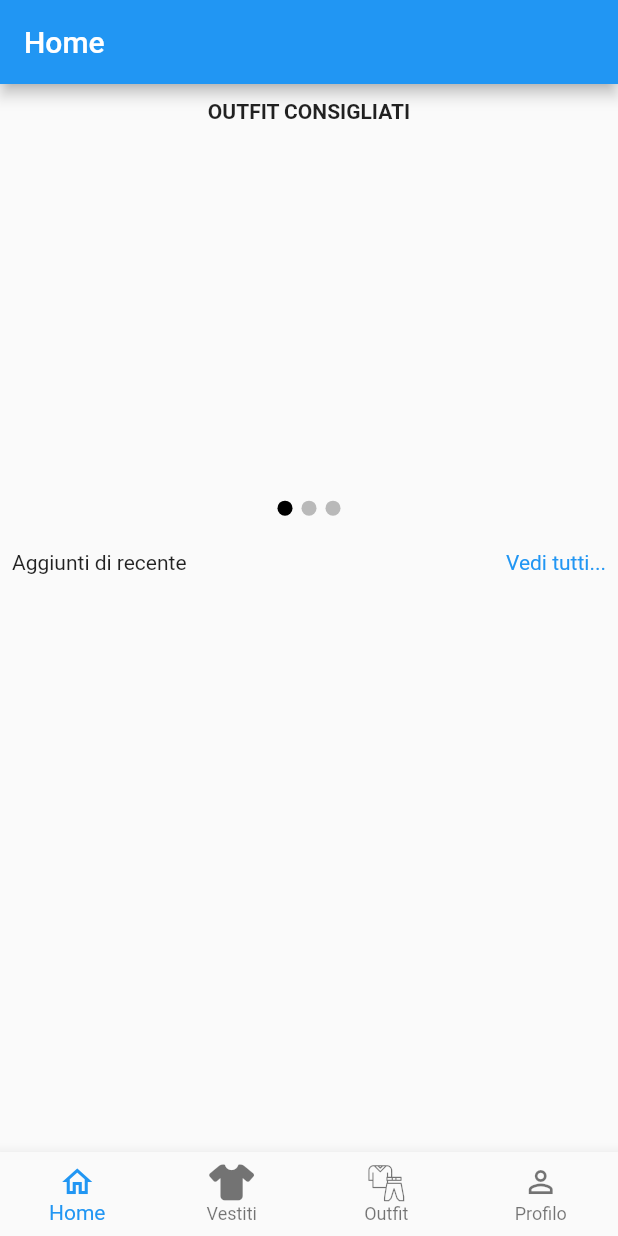
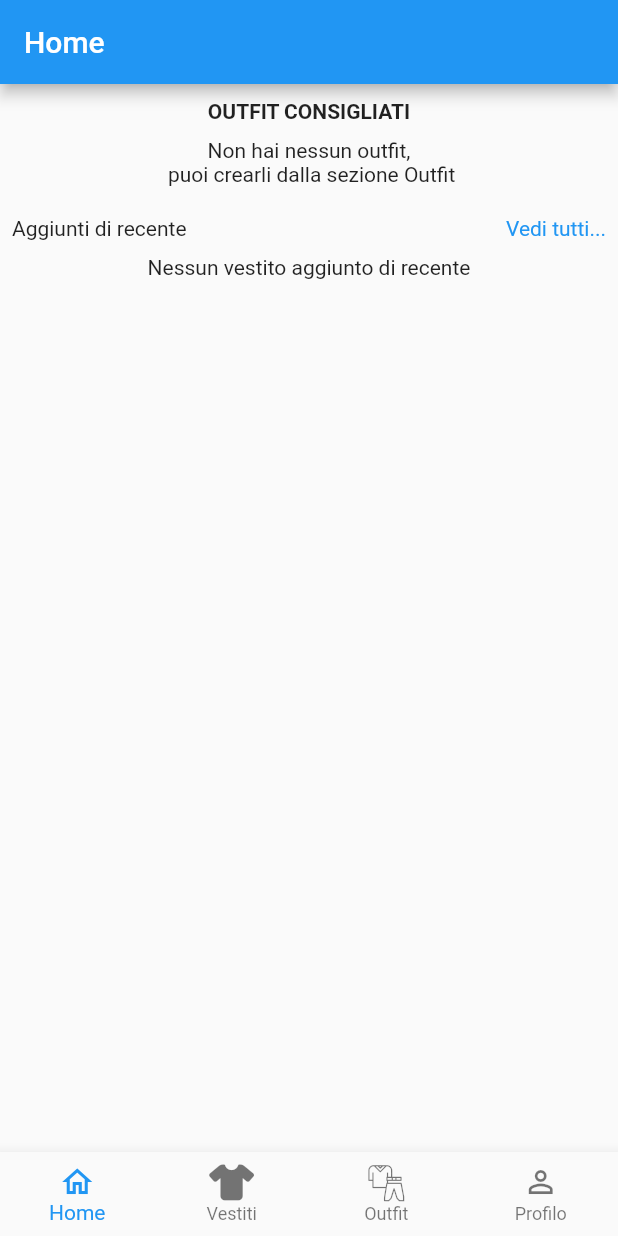
Before and after one commit to SecondarySkyler/progettazione-app-mobili, a Flutter app: the screen it shows after launch, on a phone screen of 412 x 824 dp. Run offline on Flutter 3.47's test engine with Material 2 defaults, Android fonts, the phone set to English and light mode, and no system bars; drawn by our look-alikes of carousel_slider; our stand-ins replace flutter_colorpicker, flutter_speed_dial, font_awesome_flutter, image_picker, pie_chart, sqflite; accounts and stored records are empty; project files that could hold a hidden picture were left out.

Commit message:
Aggiunti controlli per widget senza dati, onboarding

```diff
--- a/lib/screens/Home.dart
+++ b/lib/screens/Home.dart
@@ -56,7 +56,7 @@ class _HomeState extends State<Home> {
               future: get(),
               builder: (BuildContext context, AsyncSnapshot<List<Indumento>> snapshot) {
                 Widget child;
-                if (snapshot.hasData) {
+                if (snapshot.hasData && snapshot.data!.isNotEmpty) {
                   return GridView.count(
                     mainAxisSpacing: 3.5,
                     crossAxisSpacing: 3.5,
@@ -76,6 +76,8 @@ class _HomeState extends State<Home> {
                       ),
                     )).toList(),
                   );
+                } else if (snapshot.hasData && snapshot.data!.isEmpty) {
+                  child = const Text('Nessun vestito aggiunto di recente', textAlign: TextAlign.center,);
                 } else {
                   child = const Text('no data');
                 }
--- a/lib/screens/ListaVestiti.dart
+++ b/lib/screens/ListaVestiti.dart
@@ -58,7 +58,7 @@ class _ListaVestitiState extends State<ListaVestiti> {
         child: isLoading
             ? CircularProgressIndicator()
             : vestiti.isEmpty
-            ? const Text("Non ci sono vestiti, clicca sull'icona + per aggiungerne di nuovi")
+            ? const Text("Non ci sono vestiti, clicca sull'icona + \n per aggiungerne di nuovi", textAlign: TextAlign.center,)
             : filters.isEmpty
             ? ListaVestitoItem(listaVestiti: vestiti, refreshList: loadVestiti)
             : ListaVestitoItem(listaVestiti: _applyFilter(), refreshList: loadVestiti),
--- a/lib/screens/Profilo.dart
+++ b/lib/screens/Profilo.dart
@@ -122,7 +122,13 @@ class _ProfiloState extends State<Profilo> {
       future: _numColor(),
       builder: (BuildContext context, AsyncSnapshot<Map<String, double>> snapshot) {
         Widget child;
-        if (snapshot.hasData) {
+        /*
+         nel caso in cui l'app non abbia dati, la future ritorna una mappa vuota
+         perciò hasData è true ma l'asserzione isEmpty su dataMap solleva eccezione
+         quindi nell'if controllo se la mappa ha dei dati
+         */
+
+        if (snapshot.hasData && snapshot.data!.isNotEmpty) {
           child = Column(
             children: [
               const Text('Colori più usati', style: TextStyle(fontWeight: FontWeight.bold),),
@@ -157,6 +163,8 @@ class _ProfiloState extends State<Profilo> {
               )
             ],
           );
+        } else if (snapshot.hasData && snapshot.data!.isEmpty) {
+          child = const Text('Aggiungi vestiti per visionare le statistiche \n relative ai colori', textAlign: TextAlign.center,);
         } else {
           child = const Text('bug del grafico \n Home -> Profilo funziona \n Vestiti/Outfit -> Profilo no');
         }
--- a/lib/widgets/ImageCarousel.dart
+++ b/lib/widgets/ImageCarousel.dart
@@ -14,9 +14,9 @@ class ImageCarousel extends StatefulWidget {
 }
 
 class _ImageCarouselState extends State<ImageCarousel> {
-  int activePage = 1;
+  int activePage = 0;
   late Future<List<Outfit>> listaOutfit;
-  late int listaLength;
+  int listaLength = 3;
 
   @override
   void initState() {
@@ -38,7 +38,8 @@ class _ImageCarouselState extends State<ImageCarousel> {
     List<Outfit> savedOutfit = await _getOutfit();
     List<Outfit> daily = [];
     if (savedOutfit.length < 3) {
-      return daily;
+      listaLength = savedOutfit.length;
+      return savedOutfit;
     } else {
       var counter = 0;
       while (counter < 3) {
@@ -58,7 +59,6 @@ class _ImageCarouselState extends State<ImageCarousel> {
       child: Column(
         children: [
           _buildCarousel(),
-          _buildIndicators()
         ],
       ),
     );
@@ -69,8 +69,10 @@ class _ImageCarouselState extends State<ImageCarousel> {
       future: listaOutfit,
       builder: (BuildContext context, AsyncSnapshot<List<Outfit>> snapshot) {
         Widget child;
-        if (snapshot.hasData) {
-          child = CarouselSlider(
+        if (snapshot.hasData && snapshot.data!.isNotEmpty) {
+          child = Column(
+            children: [
+              CarouselSlider(
                   items: _buildGrid(snapshot.data!),
                   options: CarouselOptions(
                     viewportFraction: 0.6,
@@ -81,9 +83,20 @@ class _ImageCarouselState extends State<ImageCarousel> {
                       });
                     }
                   ),
+              ),
+              Padding(
+                padding: const EdgeInsets.fromLTRB(0, 7, 0, 0),
+                child: Row(
+                  mainAxisAlignment: MainAxisAlignment.center,
+                  children: indicators(snapshot.data!.length, activePage)
+                ),
+              )
+            ],
           );
+        } else if (snapshot.hasData && snapshot.data!.isEmpty) {
+          child = const Text('Non hai nessun outfit, \n puoi crearli dalla sezione Outfit', textAlign: TextAlign.center,);
         } else {
-          child = const Text('no data');
+          child = const Text('bug');
         }
         return child;
       },
@@ -91,15 +104,15 @@ class _ImageCarouselState extends State<ImageCarousel> {
     );
   }
 
-  Widget _buildIndicators() {
-    return Padding(
-      padding: const EdgeInsets.fromLTRB(0, 7, 0, 0),
-      child: Row(
-        mainAxisAlignment: MainAxisAlignment.center,
-        children: indicators(3, activePage)
-      ),
-    );
-  }
+  // Widget _buildIndicators() {
+  //   return Padding(
+  //     padding: const EdgeInsets.fromLTRB(0, 7, 0, 0),
+  //     child: Row(
+  //       mainAxisAlignment: MainAxisAlignment.center,
+  //       children: indicators(listaLength, activePage)
+  //     ),
+  //   );
+  // }
 
 
   List<Widget> _buildGrid(List<Outfit> outfits) {
```
Lines whose indentation alone changed are shown as unchanged.
